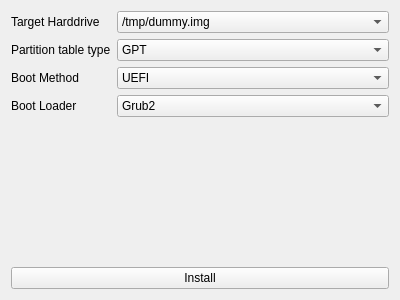
First picture: the form in gui/bootconfig.ui, repository cleverca22/nixos-installer, before the edit.
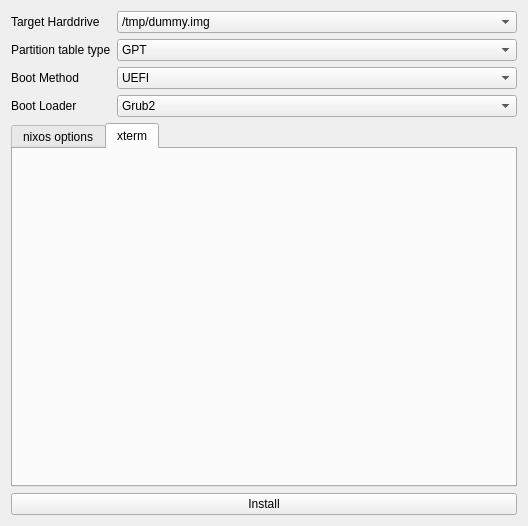
Second picture: the form after the edit.

Commit message: add the json options loader and xterm ui

```diff
--- a/gui/bootconfig.ui
+++ b/gui/bootconfig.ui
@@ -103,21 +103,45 @@
     </layout>
    </item>
    <item>
-    <widget class="QWidget" name="container" native="true">
-     <layout class="QVBoxLayout" name="verticalLayout_2">
-      <property name="leftMargin">
-       <number>0</number>
-      </property>
-      <property name="topMargin">
-       <number>0</number>
-      </property>
-      <property name="rightMargin">
-       <number>0</number>
-      </property>
-      <property name="bottomMargin">
-       <number>0</number>
-      </property>
-     </layout>
+    <widget class="QTabWidget" name="tabWidget">
+     <property name="currentIndex">
+      <number>1</number>
+     </property>
+     <widget class="QWidget" name="tab">
+      <attribute name="title">
+       <string>nixos options</string>
+      </attribute>
+      <layout class="QVBoxLayout" name="verticalLayout_3">
+       <item>
+        <widget class="QWidget" name="container" native="true">
+         <property name="minimumSize">
+          <size>
+           <width>0</width>
+           <height>0</height>
+          </size>
+         </property>
+         <layout class="QVBoxLayout" name="verticalLayout_2"/>
+        </widget>
+       </item>
+      </layout>
+     </widget>
+     <widget class="QWidget" name="tab_2">
+      <attribute name="title">
+       <string>xterm</string>
+      </attribute>
+      <layout class="QVBoxLayout" name="verticalLayout_4">
+       <item>
+        <widget class="QWidget" name="xterm" native="true">
+         <property name="minimumSize">
+          <size>
+           <width>484</width>
+           <height>316</height>
+          </size>
+         </property>
+        </widget>
+       </item>
+      </layout>
+     </widget>
     </widget>
    </item>
    <item>
```
The commit also changes 9 other files.
